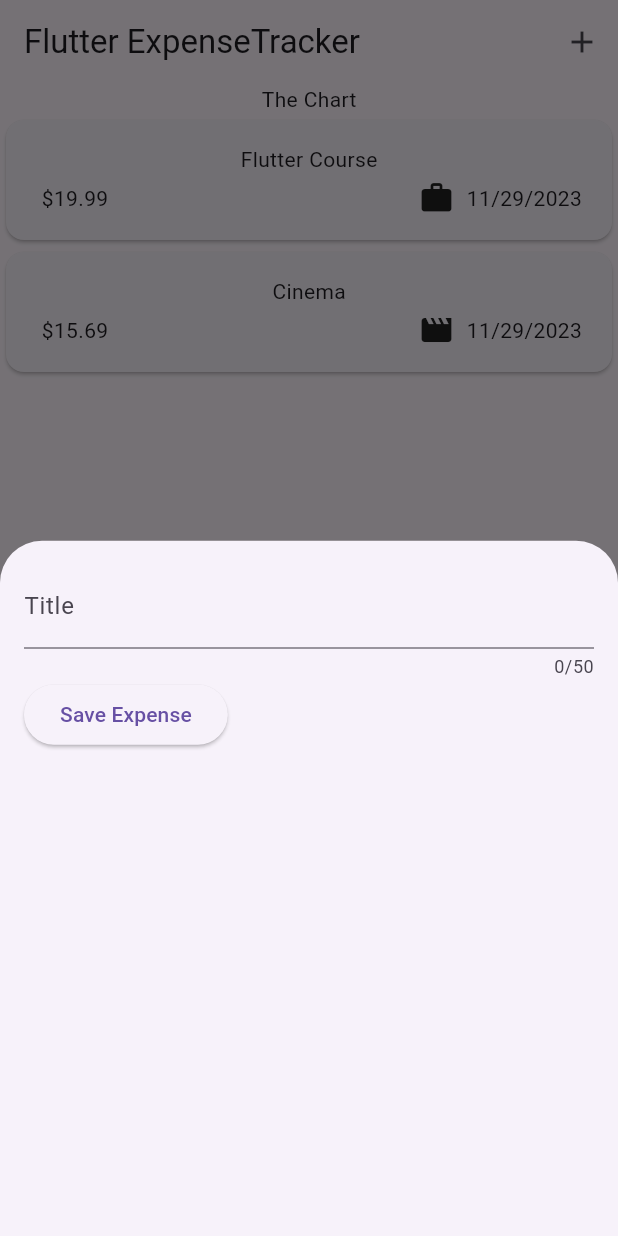
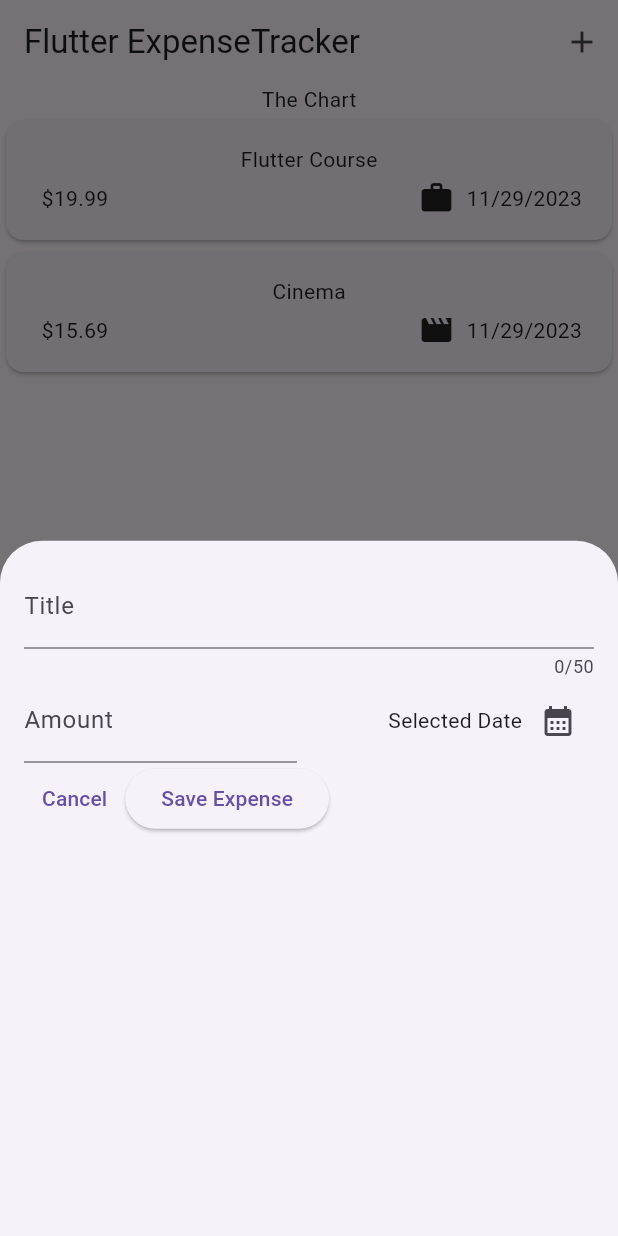
Before and after one commit to its-asimiqbal/expense-app, a Flutter app: the screen it shows after launch, after a tap on the "add" icon, on a phone screen of 412 x 824 dp. Run offline on Flutter 3.47's test engine with Material 2 defaults, Android fonts, the phone set to English and light mode, and no system bars.

Commit message:
files updated

```diff
--- a/lib/widgets/new_expense.dart
+++ b/lib/widgets/new_expense.dart
@@ -1,3 +1,4 @@
+import 'package:expense_app/models/expense.dart';
 import 'package:flutter/material.dart';
 
 class NewExpense extends StatefulWidget {
@@ -8,18 +9,38 @@ class NewExpense extends StatefulWidget {
 }
 
 class _NewExpenseState extends State<NewExpense> {
-  var _enteredTitle = '';
+  // var _enteredTitle = '';
 
-  void _saveTitleInput(String inputValue) {
-    _enteredTitle = inputValue;
-  }
+  // void _saveTitleInput(String inputValue) {
+  //   _enteredTitle = inputValue;
+  // }
 
   final _titleController = TextEditingController();
+  final _amountController = TextEditingController();
+
+  DateTime? _selectedDate;
 
   @override
   void dispose() {
     _titleController.dispose();
+    _amountController.dispose();
     super.dispose();
+  }
+
+  void _presentDatePicker() async {
+    final now = DateTime.now();
+    final firstDate = DateTime(now.year - 1, now.month, now.day);
+
+    final pickedDate = await showDatePicker(
+      context: context,
+      initialDate: now,
+      firstDate: firstDate,
+      lastDate: now,
+    );
+
+    setState(() {
+      _selectedDate = pickedDate;
+    });
   }
 
   @override
@@ -37,9 +58,50 @@ class _NewExpenseState extends State<NewExpense> {
           ),
           Row(
             children: [
+              Expanded(
+                child: TextField(
+                  controller: _amountController,
+                  keyboardType: TextInputType.number,
+                  decoration: const InputDecoration(
+                    prefixText: '\$ ',
+                    label: Text('Amount'),
+                  ),
+                ),
+              ),
+              const SizedBox(
+                width: 16,
+              ),
+              Expanded(
+                child: Row(
+                  mainAxisAlignment: MainAxisAlignment.end,
+                  crossAxisAlignment: CrossAxisAlignment.center,
+                  children: [
+                    Text(
+                      _selectedDate == null
+                          ? 'Selected Date'
+                          : formatter.format(_selectedDate!),
+                    ),
+                    IconButton(
+                      onPressed: _presentDatePicker,
+                      icon: const Icon(Icons.calendar_month),
+                    ),
+                  ],
+                ),
+              ),
+            ],
+          ),
+          Row(
+            children: [
+              TextButton(
+                onPressed: () {
+                  Navigator.pop(context);
+                },
+                child: Text('Cancel'),
+              ),
               ElevatedButton(
                 onPressed: () {
                   print(_titleController.text);
+                  print(_amountController.text);
                 },
                 child: const Text('Save Expense'),
               ),
```
